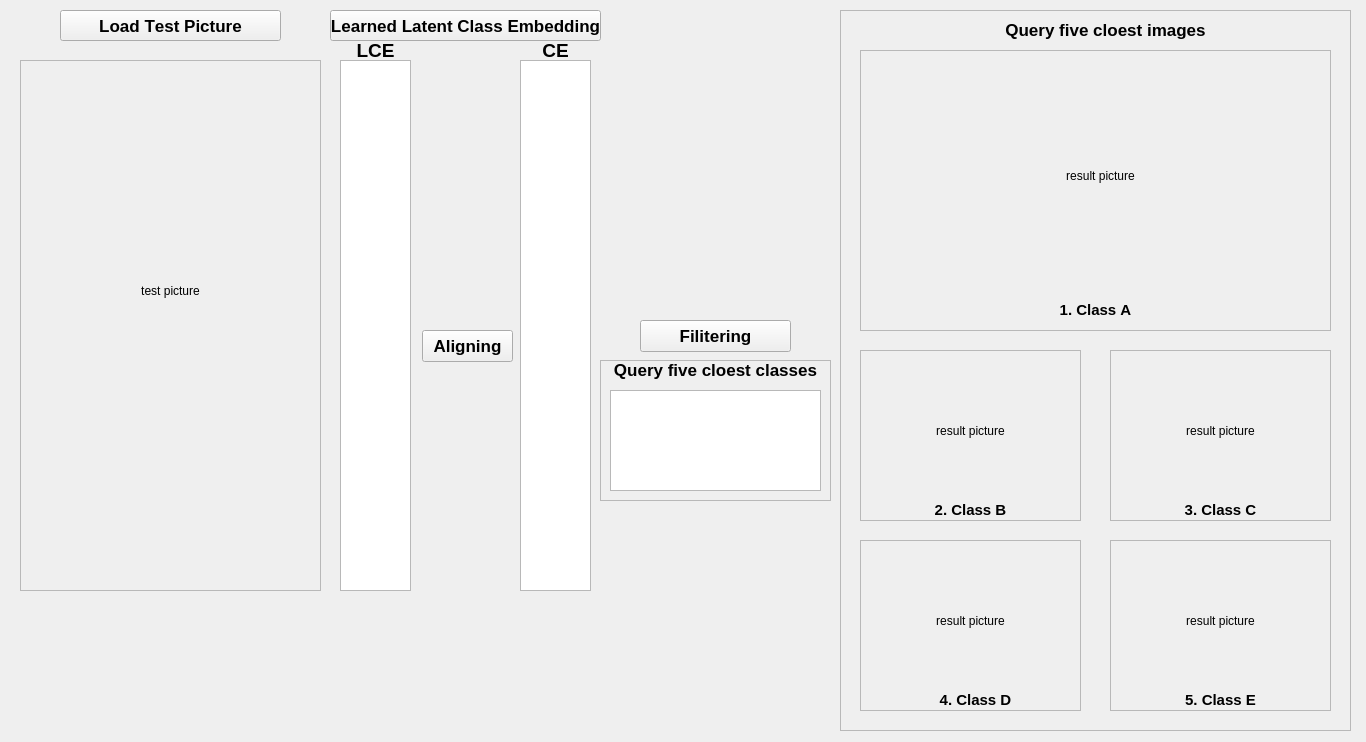
Before: the Qt Designer form demoUI.ui in pansam996/paperDemo, drawn with Qt 5.
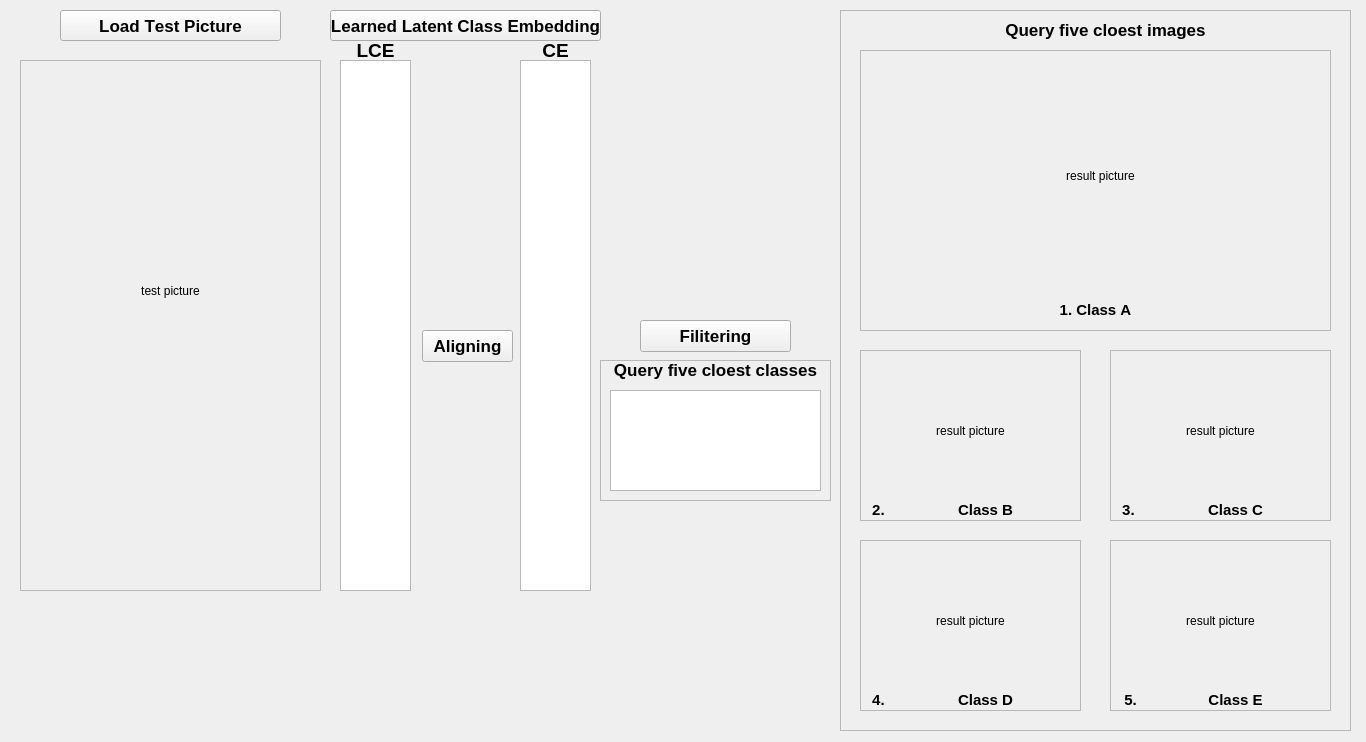
After: the same form once the commit is applied.

Patch:
```diff
--- a/demoUI.ui
+++ b/demoUI.ui
@@ -353,9 +353,32 @@
      <widget class="QLabel" name="label_5">
       <property name="geometry">
        <rect>
+        <x>40</x>
+        <y>150</y>
+        <width>171</width>
+        <height>20</height>
+       </rect>
+      </property>
+      <property name="font">
+       <font>
+        <pointsize>11</pointsize>
+        <weight>75</weight>
+        <bold>true</bold>
+       </font>
+      </property>
+      <property name="text">
+       <string>Class B</string>
+      </property>
+      <property name="alignment">
+       <set>Qt::AlignCenter</set>
+      </property>
+     </widget>
+     <widget class="QLabel" name="label_10">
+      <property name="geometry">
+       <rect>
         <x>10</x>
         <y>150</y>
-        <width>201</width>
+        <width>21</width>
         <height>20</height>
        </rect>
       </property>
@@ -367,7 +390,7 @@
        </font>
       </property>
       <property name="text">
-       <string>2. Class B</string>
+       <string>2. </string>
       </property>
       <property name="alignment">
        <set>Qt::AlignCenter</set>
@@ -411,9 +434,32 @@
      <widget class="QLabel" name="label_6">
       <property name="geometry">
        <rect>
+        <x>40</x>
+        <y>150</y>
+        <width>171</width>
+        <height>20</height>
+       </rect>
+      </property>
+      <property name="font">
+       <font>
+        <pointsize>11</pointsize>
+        <weight>75</weight>
+        <bold>true</bold>
+       </font>
+      </property>
+      <property name="text">
+       <string>Class C</string>
+      </property>
+      <property name="alignment">
+       <set>Qt::AlignCenter</set>
+      </property>
+     </widget>
+     <widget class="QLabel" name="label_13">
+      <property name="geometry">
+       <rect>
         <x>10</x>
         <y>150</y>
-        <width>201</width>
+        <width>21</width>
         <height>20</height>
        </rect>
       </property>
@@ -425,7 +471,7 @@
        </font>
       </property>
       <property name="text">
-       <string>3. Class C</string>
+       <string>3. </string>
       </property>
       <property name="alignment">
        <set>Qt::AlignCenter</set>
@@ -469,9 +515,32 @@
      <widget class="QLabel" name="label_8">
       <property name="geometry">
        <rect>
+        <x>40</x>
+        <y>150</y>
+        <width>171</width>
+        <height>20</height>
+       </rect>
+      </property>
+      <property name="font">
+       <font>
+        <pointsize>11</pointsize>
+        <weight>75</weight>
+        <bold>true</bold>
+       </font>
+      </property>
+      <property name="text">
+       <string>Class E</string>
+      </property>
+      <property name="alignment">
+       <set>Qt::AlignCenter</set>
+      </property>
+     </widget>
+     <widget class="QLabel" name="label_19">
+      <property name="geometry">
+       <rect>
         <x>10</x>
         <y>150</y>
-        <width>201</width>
+        <width>21</width>
         <height>20</height>
        </rect>
       </property>
@@ -483,7 +552,7 @@
        </font>
       </property>
       <property name="text">
-       <string>5. Class E</string>
+       <string>5.</string>
       </property>
       <property name="alignment">
        <set>Qt::AlignCenter</set>
@@ -527,9 +596,32 @@
      <widget class="QLabel" name="label_7">
       <property name="geometry">
        <rect>
+        <x>40</x>
+        <y>150</y>
+        <width>171</width>
+        <height>20</height>
+       </rect>
+      </property>
+      <property name="font">
+       <font>
+        <pointsize>11</pointsize>
+        <weight>75</weight>
+        <bold>true</bold>
+       </font>
+      </property>
+      <property name="text">
+       <string>Class D</string>
+      </property>
+      <property name="alignment">
+       <set>Qt::AlignCenter</set>
+      </property>
+     </widget>
+     <widget class="QLabel" name="label_18">
+      <property name="geometry">
+       <rect>
         <x>10</x>
         <y>150</y>
-        <width>211</width>
+        <width>21</width>
         <height>20</height>
        </rect>
       </property>
@@ -541,7 +633,7 @@
        </font>
       </property>
       <property name="text">
-       <string>4. Class D</string>
+       <string>4. </string>
       </property>
       <property name="alignment">
        <set>Qt::AlignCenter</set>
```
